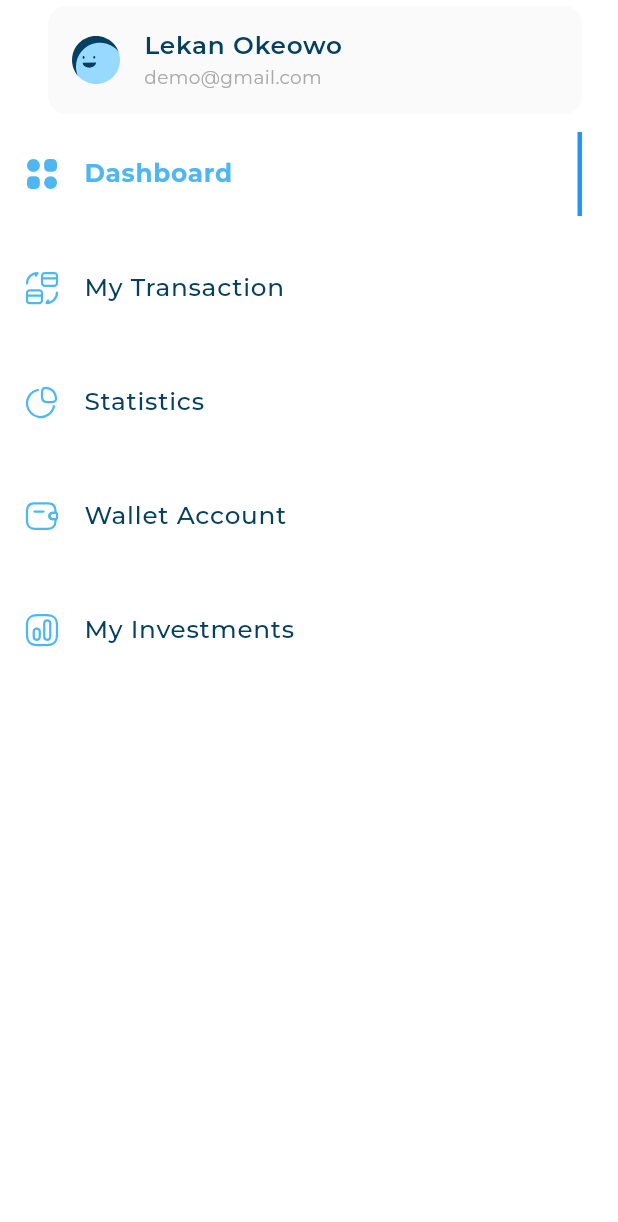
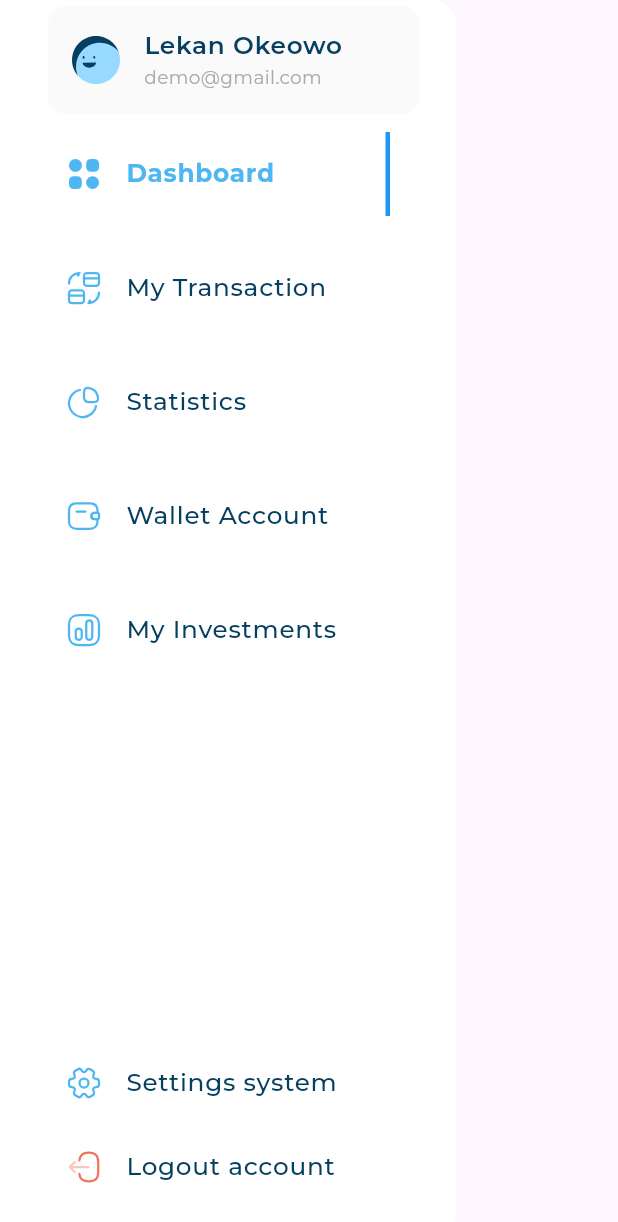
Before and after one commit to Zakarya-Jawish/Resopnsive_Dashboard, a Flutter app: the CustomDrawer widget shown alone on an empty page, opened directly, on a phone screen of 412 x 824 dp. Shown: the top 1222 px of the screen. Run offline on Flutter 3.47's test engine with Material 3 defaults, Android fonts, the phone set to English and light mode, and no system bars; our stand-ins replace flutter_svg; project files that could hold a hidden picture were left out.

Commit message:
fix desktop responsive text - try mobile layout

```diff
--- a/lib/utils/app_styles.dart
+++ b/lib/utils/app_styles.dart
@@ -112,7 +112,7 @@ abstract class AppStyles {
     } else if (width < 900) {
       return width / 700; // For tablets
     } else {
-      return width / 1000; // For desktop
+      return width / 1600; // For desktop
     }
   }
 }
--- a/lib/views/dashboard_view.dart
+++ b/lib/views/dashboard_view.dart
@@ -1,6 +1,7 @@
 import 'package:flutter/material.dart';
 import 'package:responsive_dashboard_x/views/widgets/adaptive_layout_widget.dart';
 import 'package:responsive_dashboard_x/views/widgets/desktop_layout.dart';
+import 'package:responsive_dashboard_x/views/widgets/mobail_layout.dart';
 
 class DashboardView extends StatelessWidget {
   const DashboardView({super.key});
@@ -9,7 +10,7 @@ class DashboardView extends StatelessWidget {
   Widget build(BuildContext context) {
     return Scaffold(
       body: AdaptiveLayout(
-        mobileLayout: (context) => const Text('mobile'),
+        mobileLayout: (context) => const MobailLayout(),
         tabletLayout: (context) => const Text('teblet'),
         desktopLayout: (context) => const DesktopLayout(),
       ),
--- a/lib/views/widgets/custom_drawer.dart
+++ b/lib/views/widgets/custom_drawer.dart
@@ -1,6 +1,8 @@
 import 'package:flutter/material.dart';
+import 'package:responsive_dashboard_x/models/drawer_itme_model.dart';
 import 'package:responsive_dashboard_x/utils/app_images.dart';
 import 'package:responsive_dashboard_x/views/widgets/drawer_section/drawer_item_list_view.dart';
+import 'package:responsive_dashboard_x/views/widgets/drawer_section/unactive_drawer_item.dart';
 import 'package:responsive_dashboard_x/views/widgets/user_info_list_tile.dart';
 
 class CustomDrawer extends StatelessWidget {
@@ -8,21 +10,37 @@ class CustomDrawer extends StatelessWidget {
 
   @override
   Widget build(BuildContext context) {
-    return Container(
+    return Drawer(
+      child: Container(
         color: Colors.white,
-      child: const Column(
+        child: Padding(
+          padding: const EdgeInsets.only(left: 28.0, right: 20),
+          child: Column(
+            mainAxisAlignment: MainAxisAlignment.start,
             children: [
-          Padding(
-            padding: EdgeInsets.only(left: 28.0, right: 20),
-            child: UserInfoListTile(
+              const UserInfoListTile(
                 image: Assets.avatar3,
                 title: 'Lekan Okeowo',
                 subtitle: 'demo@gmail.com',
               ),
+              const SizedBox(height: 8),
+              const DrawerItemListView(),
+              UnActiveDrawerItem(
+                drawerItemModel: DrawerItemModel(
+                  image: Assets.settings,
+                  title: 'Settings system',
                 ),
-          SizedBox(height: 8),
-          DrawerItemListView(),
+              ),
+              UnActiveDrawerItem(
+                drawerItemModel: DrawerItemModel(
+                  image: Assets.logout,
+                  title: 'Logout account',
+                ),
+              ),
+              const SizedBox(height: 18),
             ],
+          ),
+        ),
       ),
     );
   }
--- a/lib/views/widgets/desktop_layout.dart
+++ b/lib/views/widgets/desktop_layout.dart
@@ -7,7 +7,7 @@ class DesktopLayout extends StatelessWidget {
   @override
   Widget build(BuildContext context) {
     return const Row(
-      children: [SizedBox(width: 280, child: CustomDrawer())],
+      children: [SizedBox(width: 300, child: CustomDrawer())],
     );
   }
 }
--- /dev/null
+++ b/lib/views/widgets/mobail_layout.dart
@@ -0,0 +1,11 @@
+import 'package:flutter/material.dart';
+import 'package:responsive_dashboard_x/views/widgets/custom_drawer.dart';
+
+class MobailLayout extends StatelessWidget {
+  const MobailLayout({super.key});
+
+  @override
+  Widget build(BuildContext context) {
+    return Scaffold(drawer: const CustomDrawer(), appBar: AppBar());
+  }
+}
```
Lines whose indentation alone changed are shown as unchanged.
